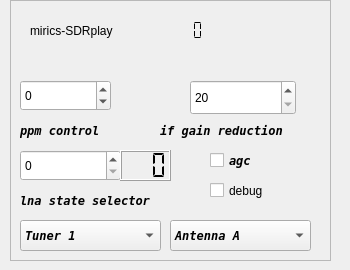
Old version of the form devices/sdrplay-handler/sdrplay-widget.ui in the repository JvanKatwijk/swradio-8.
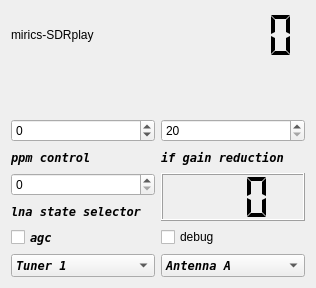
New version of the form.

Patch:
```diff
--- a/devices/sdrplay-handler/sdrplay-widget.ui
+++ b/devices/sdrplay-handler/sdrplay-widget.ui
@@ -6,63 +6,25 @@
    <rect>
     <x>0</x>
     <y>0</y>
-    <width>350</width>
-    <height>270</height>
+    <width>316</width>
+    <height>288</height>
    </rect>
   </property>
   <property name="windowTitle">
    <string>SDRplay control</string>
   </property>
-  <widget class="QFrame" name="frame">
-   <property name="geometry">
-    <rect>
-     <x>10</x>
-     <y>0</y>
-     <width>321</width>
-     <height>261</height>
-    </rect>
-   </property>
-   <property name="frameShape">
-    <enum>QFrame::StyledPanel</enum>
-   </property>
-   <property name="frameShadow">
-    <enum>QFrame::Raised</enum>
-   </property>
+  <layout class="QVBoxLayout" name="verticalLayout_2">
+   <item>
+    <layout class="QHBoxLayout" name="horizontalLayout">
+     <item>
    <widget class="QLabel" name="deviceLabel">
-    <property name="geometry">
-     <rect>
-      <x>20</x>
-      <y>20</y>
-      <width>121</width>
-      <height>21</height>
-     </rect>
-    </property>
     <property name="text">
      <string>mirics-SDRplay</string>
     </property>
    </widget>
-   <widget class="QLabel" name="statusLabel">
-    <property name="geometry">
-     <rect>
-      <x>16</x>
-      <y>180</y>
-      <width>121</width>
-      <height>21</height>
-     </rect>
-    </property>
-    <property name="text">
-     <string/>
-    </property>
-   </widget>
+     </item>
+     <item>
    <widget class="QLCDNumber" name="api_version">
-    <property name="geometry">
-     <rect>
-      <x>130</x>
-      <y>20</y>
-      <width>81</width>
-      <height>21</height>
-     </rect>
-    </property>
     <property name="toolTip">
      <string>&lt;html&gt;&lt;head/&gt;&lt;body&gt;&lt;p&gt;Version of the SDRplay library detected.&lt;/p&gt;&lt;/body&gt;&lt;/html&gt;</string>
     </property>
@@ -73,39 +35,20 @@
      <enum>QLCDNumber::Flat</enum>
     </property>
    </widget>
-   <widget class="QCheckBox" name="agcControl">
-    <property name="geometry">
-     <rect>
-      <x>200</x>
-      <y>150</y>
-      <width>71</width>
-      <height>21</height>
-     </rect>
-    </property>
-    <property name="font">
-     <font>
-      <family>DejaVu Sans Mono</family>
-      <weight>75</weight>
-      <italic>true</italic>
-      <bold>true</bold>
-     </font>
-    </property>
-    <property name="toolTip">
-     <string>&lt;html&gt;&lt;head/&gt;&lt;body&gt;&lt;p&gt;Touch to switch on automatic gain control - based on the setting of the lnastate and the ifgain.&lt;/p&gt;&lt;p&gt;If switched on, the lnastate switch and the ifgain slider are switched off&lt;/p&gt;&lt;/body&gt;&lt;/html&gt;</string>
-    </property>
+     </item>
+    </layout>
+   </item>
+   <item>
+    <widget class="QLabel" name="serialNumber">
     <property name="text">
-     <string>agc</string>
-    </property>
-   </widget>
+      <string/>
+     </property>
+    </widget>
+   </item>
+   <item>
+    <layout class="QGridLayout" name="gridLayout">
+     <item row="0" column="0">
    <widget class="QSpinBox" name="ppmControl">
-    <property name="geometry">
-     <rect>
-      <x>10</x>
-      <y>80</y>
-      <width>91</width>
-      <height>31</height>
-     </rect>
-    </property>
     <property name="toolTip">
      <string>&lt;html&gt;&lt;head/&gt;&lt;body&gt;&lt;p&gt;ppm control. Tells the device the offset (in ppm) of the observed oscillator offset.&lt;/p&gt;&lt;/body&gt;&lt;/html&gt;</string>
     </property>
@@ -116,28 +59,19 @@
      <number>200</number>
     </property>
    </widget>
-   <widget class="QLabel" name="serialNumber">
-    <property name="geometry">
-     <rect>
-      <x>20</x>
-      <y>50</y>
-      <width>171</width>
-      <height>21</height>
-     </rect>
-    </property>
-    <property name="text">
-     <string/>
-    </property>
-   </widget>
-   <widget class="QComboBox" name="antennaSelector">
-    <property name="geometry">
-     <rect>
-      <x>160</x>
-      <y>220</y>
-      <width>141</width>
-      <height>31</height>
-     </rect>
-    </property>
+     </item>
+     <item row="0" column="1">
+      <widget class="QSpinBox" name="GRdBSelector">
+       <property name="minimum">
+        <number>20</number>
+       </property>
+       <property name="maximum">
+        <number>59</number>
+       </property>
+      </widget>
+     </item>
+     <item row="1" column="0">
+      <widget class="QLabel" name="label">
     <property name="font">
      <font>
       <family>DejaVu Sans Mono</family>
@@ -146,42 +80,58 @@
       <bold>true</bold>
      </font>
     </property>
-    <property name="toolTip">
-     <string>&lt;html&gt;&lt;head/&gt;&lt;body&gt;&lt;p&gt;Select an antenna (RSP-II)&lt;/p&gt;&lt;/body&gt;&lt;/html&gt;</string>
-    </property>
-    <item>
      <property name="text">
-      <string>Antenna A</string>
-     </property>
-    </item>
-    <item>
+        <string>ppm control</string>
+       </property>
+      </widget>
+     </item>
+     <item row="1" column="1">
+      <widget class="QLabel" name="gainsliderLabel">
+       <property name="font">
+        <font>
+         <family>DejaVu Sans Mono</family>
+         <weight>75</weight>
+         <italic>true</italic>
+         <bold>true</bold>
+        </font>
+       </property>
      <property name="text">
-      <string>Antenna B</string>
-     </property>
-    </item>
-   </widget>
+        <string>if gain reduction</string>
+       </property>
+      </widget>
+     </item>
+    </layout>
+   </item>
+   <item>
+    <layout class="QHBoxLayout" name="horizontalLayout_2">
+     <item>
+      <layout class="QVBoxLayout" name="verticalLayout">
+       <item>
    <widget class="QSpinBox" name="lnaGainSetting">
-    <property name="geometry">
-     <rect>
-      <x>10</x>
-      <y>150</y>
-      <width>101</width>
-      <height>31</height>
-     </rect>
-    </property>
     <property name="toolTip">
      <string>&lt;html&gt;&lt;head/&gt;&lt;body&gt;&lt;p&gt;Setting the lna state, determining the gain reduction applied in the lna.&lt;/p&gt;&lt;/body&gt;&lt;/html&gt;</string>
     </property>
    </widget>
+       </item>
+       <item>
+        <widget class="QLabel" name="label_2">
+         <property name="font">
+          <font>
+           <family>DejaVu Sans Mono</family>
+           <weight>75</weight>
+           <italic>true</italic>
+           <bold>true</bold>
+          </font>
+         </property>
+         <property name="text">
+          <string>lna state selector</string>
+         </property>
+        </widget>
+       </item>
+      </layout>
+     </item>
+     <item>
    <widget class="QLCDNumber" name="lnaGRdBDisplay">
-    <property name="geometry">
-     <rect>
-      <x>110</x>
-      <y>150</y>
-      <width>51</width>
-      <height>31</height>
-     </rect>
-    </property>
     <property name="toolTip">
      <string>&lt;html&gt;&lt;head/&gt;&lt;body&gt;&lt;p&gt;The display shows the gain reduction in the lna of the device.&lt;/p&gt;&lt;/body&gt;&lt;/html&gt;</string>
     </property>
@@ -192,15 +142,42 @@
      <enum>QLCDNumber::Flat</enum>
     </property>
    </widget>
+     </item>
+    </layout>
+   </item>
+   <item>
+    <layout class="QHBoxLayout" name="horizontalLayout_3">
+     <item>
+      <widget class="QCheckBox" name="agcControl">
+       <property name="font">
+        <font>
+         <family>DejaVu Sans Mono</family>
+         <weight>75</weight>
+         <italic>true</italic>
+         <bold>true</bold>
+        </font>
+       </property>
+       <property name="toolTip">
+        <string>&lt;html&gt;&lt;head/&gt;&lt;body&gt;&lt;p&gt;Touch to switch on automatic gain control - based on the setting of the lnastate and the ifgain.&lt;/p&gt;&lt;p&gt;If switched on, the lnastate switch and the ifgain slider are switched off&lt;/p&gt;&lt;/body&gt;&lt;/html&gt;</string>
+       </property>
+       <property name="text">
+        <string>agc</string>
+       </property>
+      </widget>
+     </item>
+     <item>
+      <widget class="QCheckBox" name="debugControl">
+       <property name="text">
+        <string>debug</string>
+       </property>
+      </widget>
+     </item>
+    </layout>
+   </item>
+   <item>
+    <layout class="QHBoxLayout" name="horizontalLayout_4">
+     <item>
    <widget class="QComboBox" name="tunerSelector">
-    <property name="geometry">
-     <rect>
-      <x>10</x>
-      <y>220</y>
-      <width>141</width>
-      <height>31</height>
-     </rect>
-    </property>
     <property name="font">
      <font>
       <family>DejaVu Sans Mono</family>
@@ -223,28 +200,9 @@
      </property>
     </item>
    </widget>
-   <widget class="QCheckBox" name="debugControl">
-    <property name="geometry">
-     <rect>
-      <x>200</x>
-      <y>180</y>
-      <width>88</width>
-      <height>21</height>
-     </rect>
-    </property>
-    <property name="text">
-     <string>debug</string>
-    </property>
-   </widget>
-   <widget class="QLabel" name="label">
-    <property name="geometry">
-     <rect>
-      <x>10</x>
-      <y>120</y>
-      <width>101</width>
-      <height>21</height>
-     </rect>
-    </property>
+     </item>
+     <item>
+      <widget class="QComboBox" name="antennaSelector">
     <property name="font">
      <font>
       <family>DejaVu Sans Mono</family>
@@ -253,69 +211,24 @@
       <bold>true</bold>
      </font>
     </property>
-    <property name="text">
-     <string>ppm control</string>
-    </property>
-   </widget>
-   <widget class="QLabel" name="gainsliderLabel">
-    <property name="geometry">
-     <rect>
-      <x>150</x>
-      <y>120</y>
-      <width>151</width>
-      <height>21</height>
-     </rect>
-    </property>
-    <property name="font">
-     <font>
-      <family>DejaVu Sans Mono</family>
-      <weight>75</weight>
-      <italic>true</italic>
-      <bold>true</bold>
-     </font>
-    </property>
+       <property name="toolTip">
+        <string>&lt;html&gt;&lt;head/&gt;&lt;body&gt;&lt;p&gt;Select an antenna (RSP-II)&lt;/p&gt;&lt;/body&gt;&lt;/html&gt;</string>
+       </property>
+       <item>
     <property name="text">
-     <string>if gain reduction</string>
-    </property>
-   </widget>
-   <widget class="QLabel" name="label_2">
-    <property name="geometry">
-     <rect>
-      <x>10</x>
-      <y>190</y>
-      <width>171</width>
-      <height>21</height>
-     </rect>
-    </property>
-    <property name="font">
-     <font>
-      <family>DejaVu Sans Mono</family>
-      <weight>75</weight>
-      <italic>true</italic>
-      <bold>true</bold>
-     </font>
-    </property>
+         <string>Antenna A</string>
+        </property>
+       </item>
+       <item>
     <property name="text">
-     <string>lna state selector</string>
-    </property>
-   </widget>
-   <widget class="QSpinBox" name="GRdBSelector">
-    <property name="geometry">
-     <rect>
-      <x>180</x>
-      <y>80</y>
-      <width>106</width>
-      <height>35</height>
-     </rect>
-    </property>
-    <property name="minimum">
-     <number>20</number>
-    </property>
-    <property name="maximum">
-     <number>59</number>
-    </property>
-   </widget>
-  </widget>
+         <string>Antenna B</string>
+        </property>
+       </item>
+      </widget>
+     </item>
+    </layout>
+   </item>
+  </layout>
  </widget>
  <resources/>
  <connections/>
```
Lines whose indentation alone changed are shown as unchanged.
